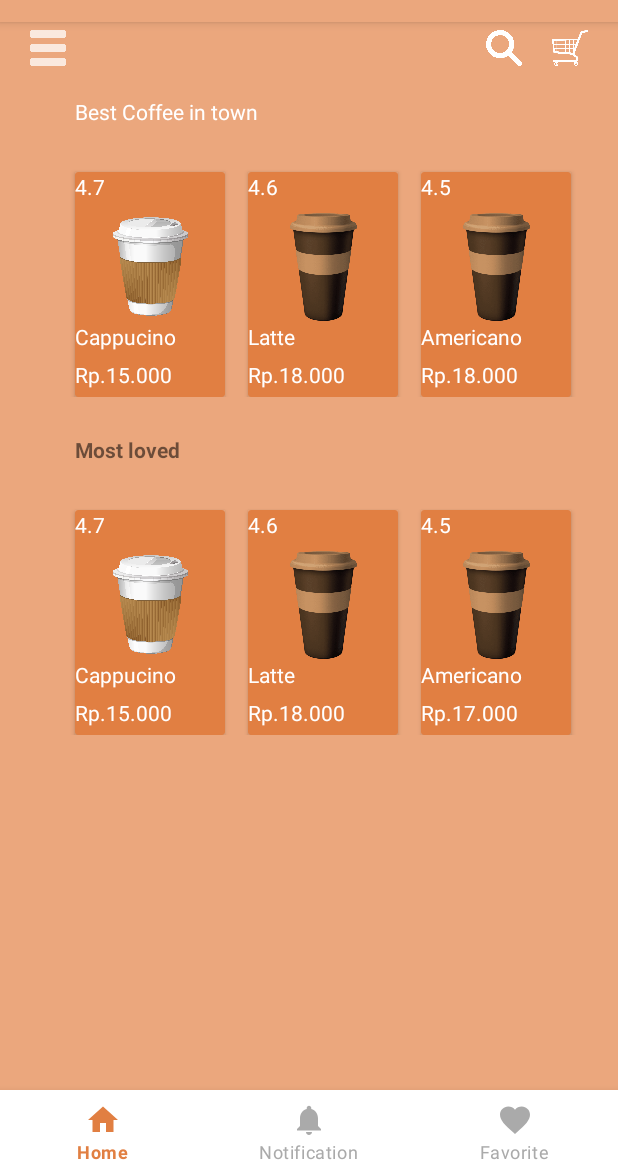
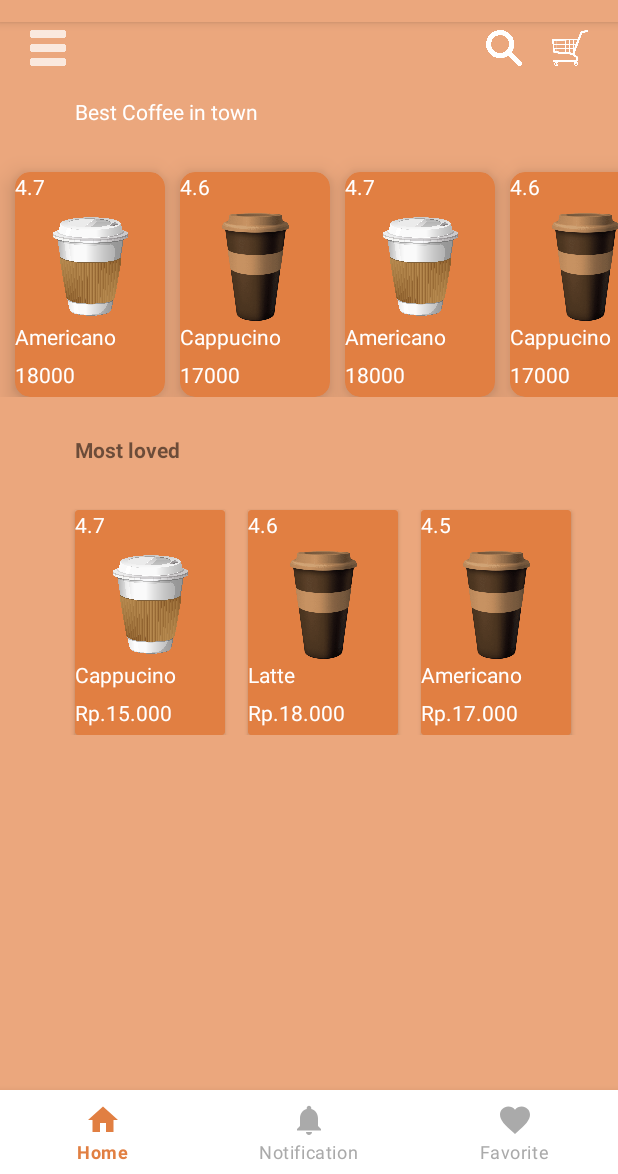
Before and after one commit to AndikaHilmiHamdani/Coffeeshop1, an Android app: the screen it shows after launch (MainActivity), on a phone screen of 412 x 824 dp, the part 62-1236 px from its top. Run offline under Robolectric (Android 15) with nearby library versions, the light colour scheme and no system bars.

Commit message:
bug fixing fragment

```diff
--- a/app/src/main/java/com/android/cofeeshop/HomeFragment.java
+++ b/app/src/main/java/com/android/cofeeshop/HomeFragment.java
@@ -12,12 +12,30 @@ import android.widget.Toast;
 import androidx.annotation.NonNull;
 import androidx.annotation.Nullable;
 import androidx.fragment.app.Fragment;
+import androidx.recyclerview.widget.LinearLayoutManager;
+import androidx.recyclerview.widget.RecyclerView;
+
+import java.util.ArrayList;
+import java.util.List;
 
 public class HomeFragment extends Fragment{
+    RecyclerView recyclerView;
+    private KopiCardAdapter kopiCardAdapter;
+    List<KopiModel> kopiArrayList = new ArrayList<>();;
     @Nullable
     @Override
     public View onCreateView(@NonNull LayoutInflater inflater, @Nullable ViewGroup container, @Nullable Bundle savedInstanceState) {
         View view = inflater.inflate(R.layout.fragment_home, container, false);
+        //RecyclerView
+         recyclerView = view.findViewById(R.id.recyclerView);
+        kopiCardAdapter = new KopiCardAdapter(kopiArrayList);
+        LinearLayoutManager mLayoutManager = new LinearLayoutManager(getContext());
+        mLayoutManager.setOrientation(LinearLayoutManager.HORIZONTAL);
+        recyclerView.setLayoutManager(mLayoutManager);
+
+
+        //add data
+        recyclerView.setAdapter(new KopiCardAdapter(getKopi(),getContext()));
         return view;
     }
 
@@ -30,4 +48,17 @@ public class HomeFragment extends Fragment{
             startActivity(intent);
         });
     }
+
+    private List<KopiModel> getKopi(){
+        kopiArrayList = new ArrayList<>();
+        kopiArrayList.add(new KopiModel("Americano","4.7","blbl",18000,R.drawable.kopi2));
+        kopiArrayList.add(new KopiModel("Cappucino","4.6","blbl",17000,R.drawable.kopi3));
+        kopiArrayList.add(new KopiModel("Americano","4.7","blbl",18000,R.drawable.kopi2));
+        kopiArrayList.add(new KopiModel("Cappucino","4.6","blbl",17000,R.drawable.kopi3));
+        kopiArrayList.add(new KopiModel("Americano","4.7","blbl",18000,R.drawable.kopi2));
+        kopiArrayList.add(new KopiModel("Cappucino","4.6","blbl",17000,R.drawable.kopi3));
+        kopiArrayList.add(new KopiModel("Americano","4.7","blbl",18000,R.drawable.kopi2));
+        kopiArrayList.add(new KopiModel("Cappucino","4.6","blbl",17000,R.drawable.kopi3));
+        return kopiArrayList;
+    }
 }
--- a/app/src/main/java/com/android/cofeeshop/KopiCardAdapter.java
+++ b/app/src/main/java/com/android/cofeeshop/KopiCardAdapter.java
@@ -18,14 +18,17 @@ public class KopiCardAdapter extends RecyclerView.Adapter<KopiCardAdapter.CardVi
 
     //kopi list
     private List<KopiModel> kopiCard;
-    public KopiCardAdapter(Context context, List<KopiModel> kopiCard) {
+    public KopiCardAdapter( List<KopiModel> kopiCard,Context context) {
         this.kopiCard = kopiCard;
         this.context = context;
     }
 
     public KopiCardAdapter(List<KopiModel> kopiArrayList) {
         this.kopiCard = kopiArrayList;
+
     }
+
+
 
     @NonNull
     @Override
--- a/app/src/main/res/layout/fragment_home.xml
+++ b/app/src/main/res/layout/fragment_home.xml
@@ -16,117 +16,10 @@
         android:layout_height="match_parent">
 
 
-        <LinearLayout
+        <androidx.recyclerview.widget.RecyclerView
+            android:id="@+id/recyclerView"
             android:layout_width="match_parent"
-            android:layout_height="match_parent"
-            android:orientation="horizontal">
-
-            <androidx.cardview.widget.CardView
-                android:layout_width="100dp"
-                android:layout_height="150dp"
-                android:layout_marginLeft="50dp"
-                android:layout_marginTop="100dp"
-                app:cardBackgroundColor="#e17f42">
-
-                <ImageView
-                    android:layout_width="50dp"
-                    android:layout_height="75dp"
-                    android:layout_marginLeft="25dp"
-                    android:layout_marginTop="25dp"
-                    android:src="@drawable/kopi2" />
-
-                <TextView
-                    android:layout_width="wrap_content"
-                    android:layout_height="wrap_content"
-                    android:text="4.7"
-                    android:textColor="@color/white" />
-
-                <TextView
-                    android:layout_width="wrap_content"
-                    android:layout_height="wrap_content"
-                    android:layout_marginTop="100dp"
-                    android:text="Cappucino"
-                    android:textColor="@color/white" />
-
-                <TextView
-                    android:layout_width="wrap_content"
-                    android:layout_height="wrap_content"
-                    android:layout_marginTop="125dp"
-                    android:text="Rp.15.000"
-                    android:textColor="@color/white" />
-
-            </androidx.cardview.widget.CardView>
-
-            <androidx.cardview.widget.CardView
-                android:layout_width="100dp"
-                android:layout_height="150dp"
-                android:layout_marginLeft="15dp"
-                android:layout_marginTop="100dp"
-                app:cardBackgroundColor="#e17f42">
-
-                <ImageView
-                    android:layout_width="50dp"
-                    android:layout_height="75dp"
-                    android:layout_marginLeft="25dp"
-                    android:layout_marginTop="25dp"
-                    android:src="@drawable/kopi3" />
-
-                <TextView
-                    android:layout_width="wrap_content"
-                    android:layout_height="wrap_content"
-                    android:text="4.6"
-                    android:textColor="@color/white" />
-
-                <TextView
-                    android:layout_width="wrap_content"
-                    android:layout_height="wrap_content"
-                    android:layout_marginTop="100dp"
-                    android:text="Latte"
-                    android:textColor="@color/white" />
-
-                <TextView
-                    android:layout_width="wrap_content"
-                    android:layout_height="wrap_content"
-                    android:layout_marginTop="125dp"
-                    android:text="Rp.18.000"
-                    android:textColor="@color/white" />
-            </androidx.cardview.widget.CardView>
-
-            <androidx.cardview.widget.CardView
-                android:layout_width="100dp"
-                android:layout_height="150dp"
-                android:layout_marginLeft="15dp"
-                android:layout_marginTop="100dp"
-                app:cardBackgroundColor="#e17f42">
-
-                <ImageView
-                    android:layout_width="50dp"
-                    android:layout_height="75dp"
-                    android:layout_marginLeft="25dp"
-                    android:layout_marginTop="25dp"
-                    android:src="@drawable/kopi3" />
-
-                <TextView
-                    android:layout_width="wrap_content"
-                    android:layout_height="wrap_content"
-                    android:text="4.5"
-                    android:textColor="@color/white" />
-
-                <TextView
-                    android:layout_width="wrap_content"
-                    android:layout_height="wrap_content"
-                    android:layout_marginTop="100dp"
-                    android:text="Americano"
-                    android:textColor="@color/white" />
-
-                <TextView
-                    android:layout_width="wrap_content"
-                    android:layout_height="wrap_content"
-                    android:layout_marginTop="125dp"
-                    android:text="Rp.18.000"
-                    android:textColor="@color/white" />
-            </androidx.cardview.widget.CardView>
-        </LinearLayout>
+            android:layout_height="match_parent" />
     </ScrollView>
 
         <TextView
```
